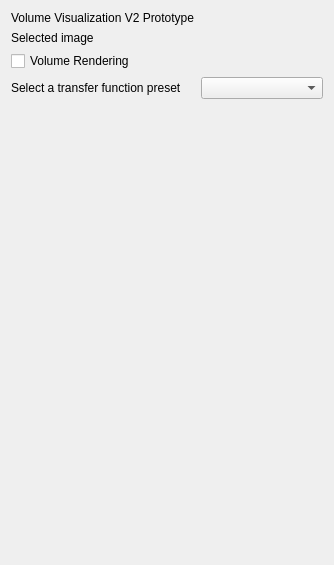
Before: the Qt Designer form Plugins/org.mitk.gui.qt.volumevisualization_v2/src/internal/QmitkVolumeVisualizationV2View.ui in MITK/MITK, drawn with Qt 5.
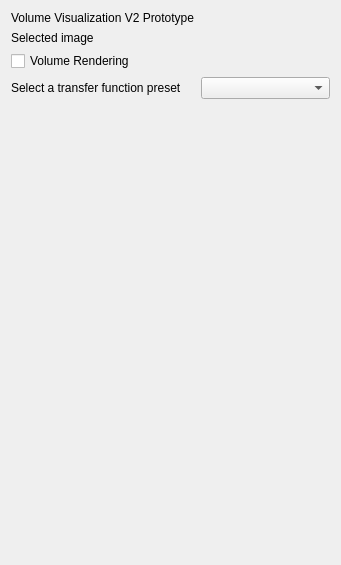
After: the same form once the commit is applied. Custom widgets are drawn as their Qt base class.

Commit message: Enable preset combo only when rendering is on (minor changes)

Diff of the .ui file:
```diff
--- a/Plugins/org.mitk.gui.qt.volumevisualization_v2/src/internal/QmitkVolumeVisualizationV2View.ui
+++ b/Plugins/org.mitk.gui.qt.volumevisualization_v2/src/internal/QmitkVolumeVisualizationV2View.ui
@@ -64,7 +64,11 @@
       </widget>
      </item>
      <item row="4" column="1">
-      <widget class="QComboBox" name="presetComboBox"/>
+	  <widget class="QComboBox" name="presetComboBox">
+       <property name="placeholderText">
+        <string>Choose a preset...</string>
+       </property>
+      </widget>
      </item>
      <item row="4" column="0">
       <widget class="QLabel" name="presetLabel">
```
The commit also changes 1 other file.
